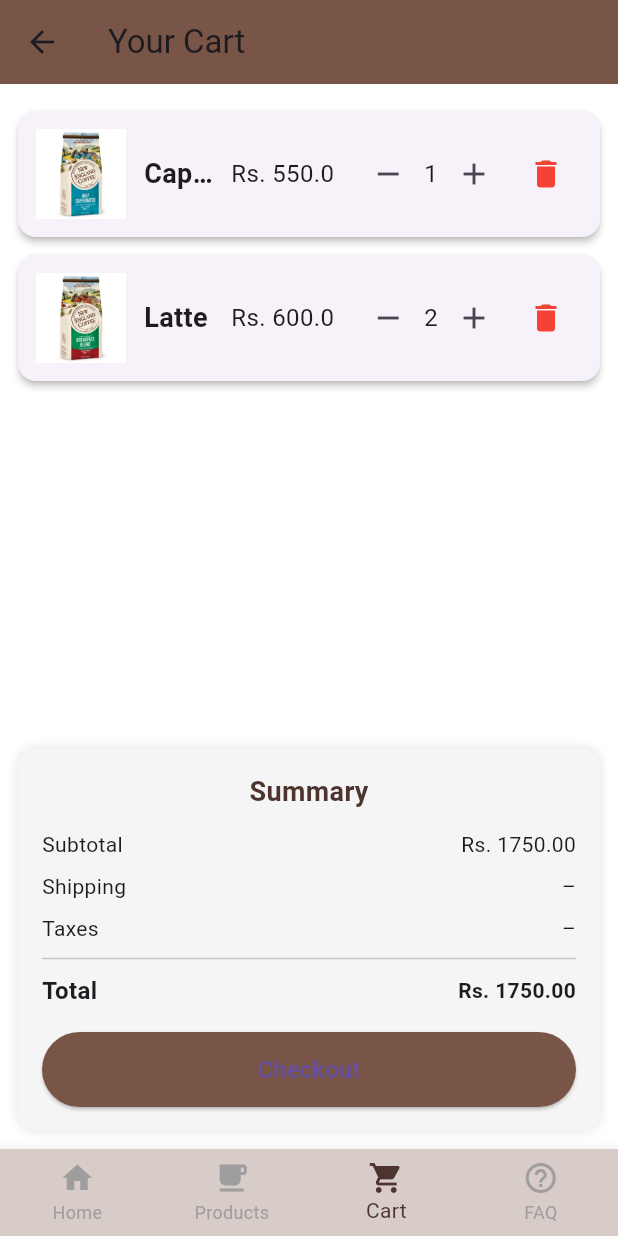
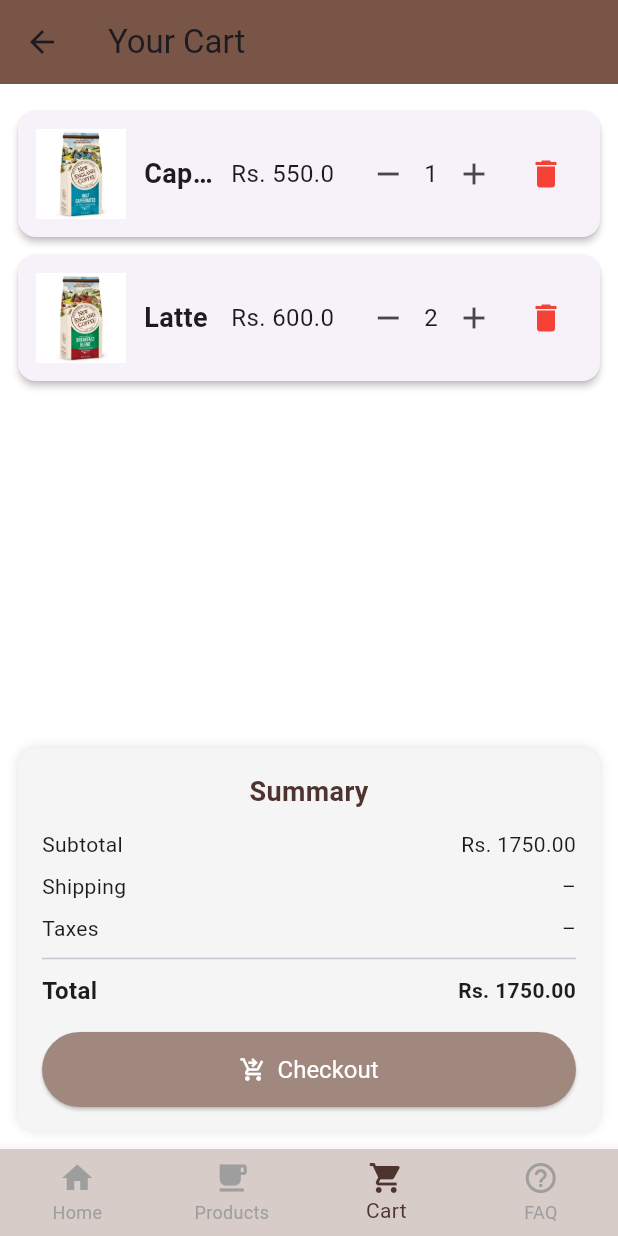
Before and after one commit to AbishekRT/ebrew-app, a Flutter app: the CartScreen screen opened by its route, on a phone screen of 412 x 824 dp. Run offline on Flutter 3.47's test engine with Material 3 defaults, Android fonts, the phone set to English and light mode, and no system bars.

Commit message:
Fix: Update Checkout button to use icon and improve styling in SummaryBox

```diff
--- a/lib/screens/cart.dart
+++ b/lib/screens/cart.dart
@@ -237,16 +237,20 @@ class SummaryBox extends StatelessWidget {
             ],
           ),
           const SizedBox(height: 16),
-          ElevatedButton(
+          ElevatedButton.icon(
             onPressed: () {
               // Navigate to checkout
             },
+            icon: const Icon(Icons.shopping_cart_checkout),
+            label: const Text("Checkout"),
             style: ElevatedButton.styleFrom(
-              backgroundColor: Colors.brown,
-              padding: const EdgeInsets.symmetric(horizontal: 20, vertical: 12),
+              backgroundColor:
+                  isDark ? const Color(0xFF6D4C41) : const Color(0xFFA1887F),
+              foregroundColor: Colors.white,
+              padding: const EdgeInsets.symmetric(vertical: 14),
+              textStyle: const TextStyle(fontSize: 16),
               minimumSize: const Size(double.infinity, 50),
             ),
-            child: const Text("Checkout", style: TextStyle(fontSize: 16)),
           ),
         ],
       ),
```
